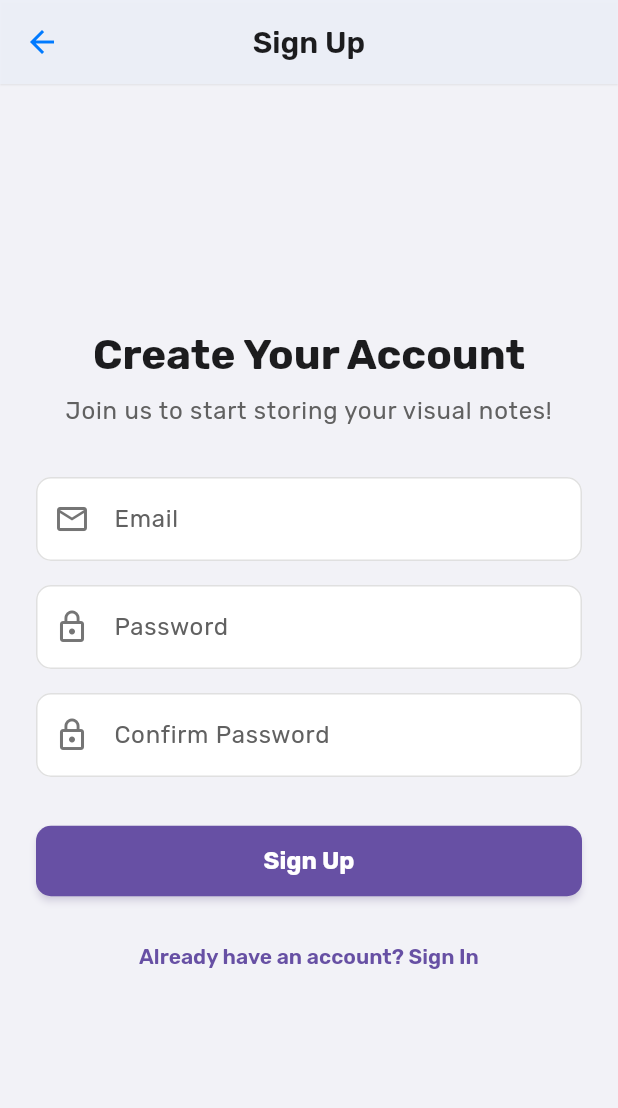
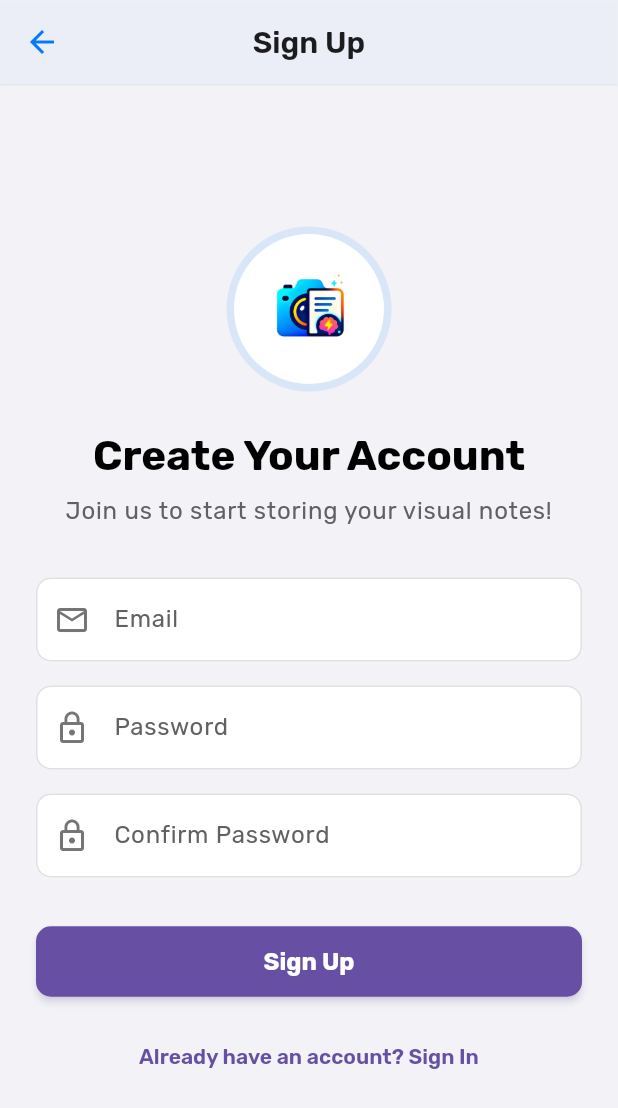
Before and after one commit to harshitsingh070/Snap-Note, a Flutter app: the screen it shows after launch, after a tap on "Sign In", after a tap on "Don't have an account? Sign Up", on a phone screen of 412 x 824 dp. Shown: the top 1108 px of the screen. Run offline on Flutter 3.47's test engine with Material 3 defaults, Android fonts, the phone set to English and light mode, and no system bars; our stand-ins replace cached_network_image, flutter_dotenv, google_fonts, image_picker, photo_view, supabase_flutter; missing offline and left inert: google_mlkit_text_recognition; accounts and stored records are empty.

Commit message:
required changes

```diff
--- a/lib/main.dart
+++ b/lib/main.dart
@@ -1,4 +1,3 @@
-// lib/main.dart
 import 'package:flutter/material.dart';
 import 'package:provider/provider.dart';
 import 'package:supabase_flutter/supabase_flutter.dart';
@@ -12,7 +11,7 @@ import 'package:flutter_dotenv/flutter_dotenv.dart';
 void main() async {
   WidgetsFlutterBinding.ensureInitialized();
 
-  // Load the .env file
+
   await dotenv.load(fileName: ".env");
 
   // Initialize Supabase using values from .env
@@ -42,25 +41,25 @@ class MyApp extends StatelessWidget {
       debugShowCheckedModeBanner: false,
       theme: ThemeData(
         // Core Colors for an iOS-like feel
-        primarySwatch: Colors.blueGrey, // A base for generating shades
-        primaryColor: const Color(0xFF5AC8FA), // Light Blue (iOS accent)
-        splashColor: const Color(0xFF007AFF).withOpacity(0.2), // Blue tint for splash
-        highlightColor: Colors.transparent, // Remove default highlight
-        scaffoldBackgroundColor: const Color(0xFFF2F2F7), // iOS background grey
+        primarySwatch: Colors.blueGrey,
+        primaryColor: const Color(0xFF5AC8FA),
+        splashColor: const Color(0xFF007AFF).withOpacity(0.2),
+        highlightColor: Colors.transparent,
+        scaffoldBackgroundColor: const Color(0xFFF2F2F7),
 
         colorScheme: const ColorScheme.light(
-          primary: Color(0xFF007AFF), // iOS Blue
-          secondary: Color(0xFFFF9500), // iOS background grey
-          surface: Colors.white, // Card/sheet background
-          error: Color(0xFFFF3B30), // iOS Red
+          primary: Color(0xFF007AFF),
+          secondary: Color(0xFFFF9500),
+          surface: Colors.white,
+          error: Color(0xFFFF3B30),
           onPrimary: Colors.white,
-          onSecondary: Colors.white, // Dark text on light background
+          onSecondary: Colors.white,
           onSurface: Color(0xFF1C1C1E),
           onError: Colors.white,
         ),
         brightness: Brightness.light,
 
-        // Typography using Rubik (clean, modern, slightly rounded)
+
         fontFamily: GoogleFonts.rubik().fontFamily,
         textTheme: GoogleFonts.rubikTextTheme(
           Theme.of(context).textTheme.copyWith(
@@ -78,7 +77,7 @@ class MyApp extends StatelessWidget {
           ),
         ),
 
-        // AppBar Theme (Clean, translucent-like, iOS-inspired)
+
         appBarTheme: AppBarTheme(
           backgroundColor: const Color(0xFFF2F2F7).withOpacity(0.95), // Slightly transparent background
           foregroundColor: const Color(0xFF1C1C1E), // Dark text/icons
@@ -92,7 +91,7 @@ class MyApp extends StatelessWidget {
           iconTheme: const IconThemeData(color: Color(0xFF007AFF)), // iOS Blue for icons
         ),
 
-        // Input Field Decoration Theme (Clean, filled, rounded)
+
         inputDecorationTheme: InputDecorationTheme(
           filled: true,
           fillColor: Colors.white,
@@ -124,7 +123,7 @@ class MyApp extends StatelessWidget {
           ),
         ),
 
-        // Elevated Button Theme (Filled, rounded, subtle shadow)
+
         elevatedButtonTheme: ElevatedButtonThemeData(
           style: ElevatedButton.styleFrom(
             backgroundColor: Theme.of(context).colorScheme.primary, // iOS Blue
@@ -147,14 +146,14 @@ class MyApp extends StatelessWidget {
           ),
         ),
 
-        // Floating Action Button Theme (iOS Orange)
+
         floatingActionButtonTheme: FloatingActionButtonThemeData(
           backgroundColor: Theme.of(context).colorScheme.secondary,
           foregroundColor: Colors.white,
           elevation: 5,
         ),
 
-        // Card Theme (White background, rounded, subtle shadow)
+
         cardTheme: CardTheme(
           elevation: 1.5, // Subtle shadow for cards
           shadowColor: Colors.grey.withOpacity(0.1),
--- a/lib/screens/auth/sign_in_screen.dart
+++ b/lib/screens/auth/sign_in_screen.dart
@@ -1,4 +1,4 @@
-// lib/screens/auth/sign_in_screen.dart
+
 import 'package:flutter/material.dart';
 import 'package:provider/provider.dart';
 import 'package:visual_notes/screens/auth/sign_up_screen.dart';
@@ -30,7 +30,7 @@ class _SignInScreenState extends State<SignInScreen> {
 
     return Scaffold(
       appBar: AppBar(
-        title: Text('Sign In', style: Theme.of(context).textTheme.titleLarge), // Use text theme
+        title: Text('Sign In', style: Theme.of(context).textTheme.titleLarge),
         centerTitle: true,
       ),
       body: Center(
@@ -42,10 +42,28 @@ class _SignInScreenState extends State<SignInScreen> {
               mainAxisAlignment: MainAxisAlignment.center,
               crossAxisAlignment: CrossAxisAlignment.stretch,
               children: [
+                // --- ADDED LOGO HERE ---
+                Center(
+                  child: CircleAvatar(
+                    radius: 55, // Adjust size as needed
+                    backgroundColor: Theme.of(context).colorScheme.primary.withOpacity(0.1),
+                    child: ClipOval(
+                      child: Image.asset(
+                        'assets/images/logo.png',
+                        width: 100,
+                        height: 100,
+                        fit: BoxFit.cover,
+                      ),
+                    ),
+                  ),
+                ),
+                const SizedBox(height: 24),
+
+
                 Text(
                   'Welcome Back!',
                   style: Theme.of(context).textTheme.headlineMedium?.copyWith(
-                        color: Theme.of(context).colorScheme.onSurface, // Darker text
+                        color: Theme.of(context).colorScheme.onBackground,
                       ),
                   textAlign: TextAlign.center,
                 ),
--- a/lib/screens/auth/sign_up_screen.dart
+++ b/lib/screens/auth/sign_up_screen.dart
@@ -8,6 +8,7 @@ class SignUpScreen extends StatefulWidget {
   const SignUpScreen({super.key});
 
   @override
+
   State<SignUpScreen> createState() => _SignUpScreenState();
 }
 
@@ -43,10 +44,28 @@ class _SignUpScreenState extends State<SignUpScreen> {
               mainAxisAlignment: MainAxisAlignment.center,
               crossAxisAlignment: CrossAxisAlignment.stretch,
               children: [
+                // --- ADDED LOGO HERE ---
+                Center(
+                  child: CircleAvatar(
+                    radius: 55, // Adjust size as needed
+                    backgroundColor: Theme.of(context).colorScheme.primary.withOpacity(0.1),
+                    child: ClipOval(
+                      child: Image.asset(
+                        'assets/images/logo.png', // <--- REPLACE with your actual logo path
+                        width: 100, // Adjust to fit CircleAvatar
+                        height: 100, // Adjust to fit CircleAvatar
+                        fit: BoxFit.cover,
+                      ),
+                    ),
+                  ),
+                ),
+                const SizedBox(height: 24), // Spacing below logo
+                // --- END LOGO ADDITION ---
+
                 Text(
                   'Create Your Account',
                   style: Theme.of(context).textTheme.headlineMedium?.copyWith(
-                        color: Theme.of(context).colorScheme.onSurface,
+                        color: Theme.of(context).colorScheme.onBackground,
                       ),
                   textAlign: TextAlign.center,
                 ),
--- a/lib/services/notes_service.dart
+++ b/lib/services/notes_service.dart
@@ -1,14 +1,13 @@
-// lib/services/notes_service.dart
-import 'dart:io'; // For File operations
-import 'dart:typed_data'; // For Uint8List
+import 'dart:io';
+import 'dart:typed_data';
 import 'package:flutter/material.dart';
 import 'package:image_picker/image_picker.dart';
 import 'package:supabase_flutter/supabase_flutter.dart';
 import 'package:google_mlkit_text_recognition/google_mlkit_text_recognition.dart';
 import 'package:visual_notes/models/note.dart';
 import 'package:visual_notes/utils/custom_snackbars.dart';
-import 'package:image/image.dart' as img_lib; // For image pre-processing
-import 'package:path_provider/path_provider.dart'; // For temporary directory access
+import 'package:image/image.dart' as img_lib;
+import 'package:path_provider/path_provider.dart';
 
 class NotesService extends ChangeNotifier {
   final SupabaseClient _supabase = Supabase.instance.client;
@@ -62,7 +61,7 @@ class NotesService extends ChangeNotifier {
     }
   }
 
-  // --- Add a new note (Image Picker -> OCR -> Upload to Storage -> Save to DB) ---
+
   Future<void> addNote({
     required BuildContext context,
     required String title,
@@ -70,8 +69,8 @@ class NotesService extends ChangeNotifier {
   }) async {
     _setLoading(true);
 
-    // Declare variables outside try block so they are accessible in finally
-    String? originalImagePath; // Made nullable to handle initial pick failure
+
+    String? originalImagePath;
     String? processedImagePath; // Made nullable
 
     try {
@@ -97,7 +96,7 @@ class NotesService extends ChangeNotifier {
       }
 
       originalImagePath = pickedImage.path;
-      processedImagePath = originalImagePath; // Initialize with original path
+      processedImagePath = originalImagePath;
 
       // --- Image Pre-processing for better OCR ---
       try {
@@ -116,9 +115,7 @@ class NotesService extends ChangeNotifier {
         print('Error during image pre-processing (grayscale): $e. Using original image.');
         // Fallback to original image if pre-processing fails
       }
-      // --- END Image Pre-processing ---
 
-      // 2. Perform OCR with Google ML Kit using the PROCESSED image
       final InputImage inputImage = InputImage.fromFilePath(processedImagePath!); // Use null-check or '!' if confident
       final RecognizedText recognizedText = await textRecognizer.processImage(
         inputImage,
--- a/pubspec.yaml
+++ b/pubspec.yaml
@@ -54,6 +54,7 @@ flutter:
 
   assets:
     - .env
+    - assets/images/logo.png
 
 
 
```
Also changed, not shown: assets/images/logod.png (added), 1 other file.
